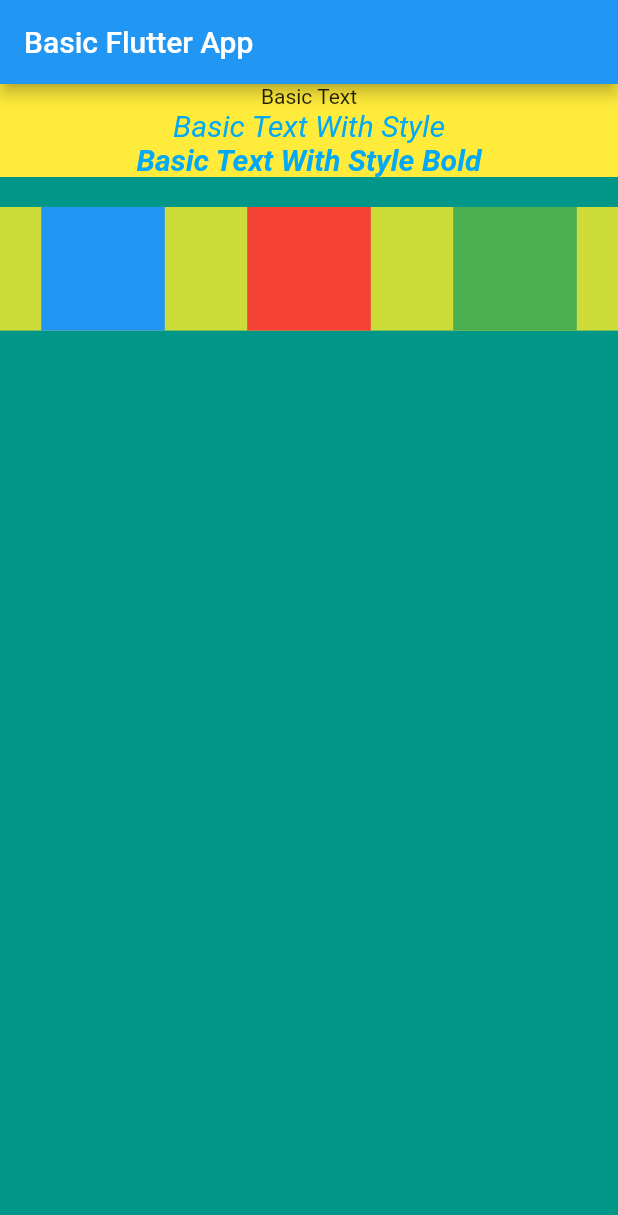
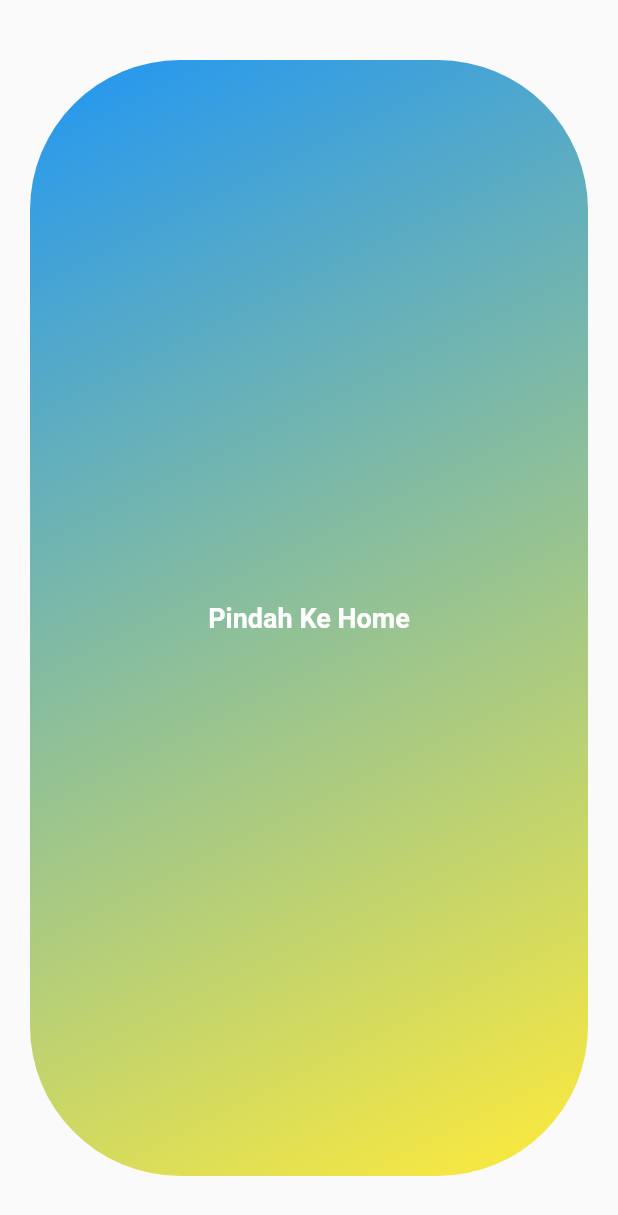
Before and after one commit to candraprasetya/basic_flutter_app, a Flutter app: the screen it shows after launch, on a phone screen of 412 x 824 dp. Shown: the top 1215 px of the screen. Run offline on Flutter 3.47's test engine with Material 2 defaults, Android fonts, the phone set to English and light mode, and no system bars.

Commit message:
Update pertemuan 4

```diff
--- a/lib/main.dart
+++ b/lib/main.dart
@@ -1,7 +1,8 @@
 //import package
-import 'package:basic_flutter/screen/home_screen.dart';
 import 'package:flutter/material.dart';
 import 'package:flutter/cupertino.dart';
+
+import 'screen/login_screen.dart';
 
 //main function
 void main() {
@@ -15,7 +16,7 @@ class MyApp extends StatelessWidget {
     return MaterialApp(
       debugShowCheckedModeBanner: false,
       title: 'Basic Flutter',
-      home: HomeScreen(),
+      home: LoginScreen(),
     );
   }
 }
--- /dev/null
+++ b/lib/screen/login_screen.dart
@@ -0,0 +1,30 @@
+import 'package:basic_flutter/screen/home_screen.dart';
+import 'package:basic_flutter/widget/custom_button.dart';
+import 'package:flutter/material.dart';
+
+class LoginScreen extends StatefulWidget {
+  @override
+  _LoginScreenState createState() => _LoginScreenState();
+}
+
+class _LoginScreenState extends State<LoginScreen> {
+  @override
+  Widget build(BuildContext context) {
+    return Scaffold(
+      body: Center(
+        child: Container(
+          child: CustomButton(
+            text: 'Pindah Ke Home',
+            onTap: () {
+              Navigator.pushReplacement(
+                  context,
+                  MaterialPageRoute(
+                    builder: (context) => HomeScreen(),
+                  ));
+            },
+          ),
+        ),
+      ),
+    );
+  }
+}
--- /dev/null
+++ b/lib/widget/custom_button.dart
@@ -0,0 +1,37 @@
+import 'package:flutter/material.dart';
+
+class CustomButton extends StatelessWidget {
+  final String text;
+  final Widget child;
+  final Function onTap;
+
+  CustomButton({@required this.text, this.child, this.onTap});
+
+  @override
+  Widget build(BuildContext context) {
+    return Container(
+      margin: EdgeInsets.symmetric(vertical: 40, horizontal: 20),
+      padding: EdgeInsets.symmetric(vertical: 20),
+      decoration: BoxDecoration(
+        gradient: LinearGradient(
+            begin: Alignment.topLeft,
+            end: Alignment.bottomRight,
+            colors: [Colors.blue, Colors.yellow]),
+        borderRadius: BorderRadius.circular(100),
+      ),
+      child: InkWell(
+        onTap: onTap,
+        child: Center(
+          child: Text(
+            text,
+            style: TextStyle(
+              color: Colors.white,
+              fontWeight: FontWeight.w600,
+              fontSize: 18,
+            ),
+          ),
+        ),
+      ),
+    );
+  }
+}
```
Also changed, not shown: lib/screen/about_screen.dart (added, +23 -0 lines), lib/screen/home_screen.dart (+14 -2 lines).
